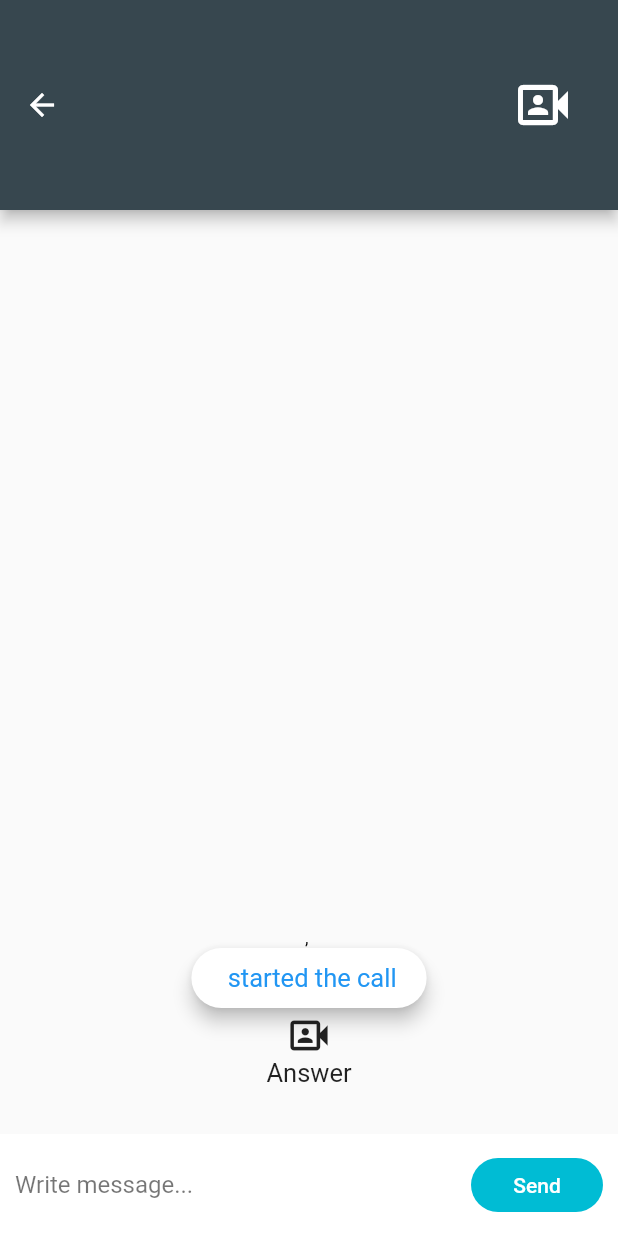
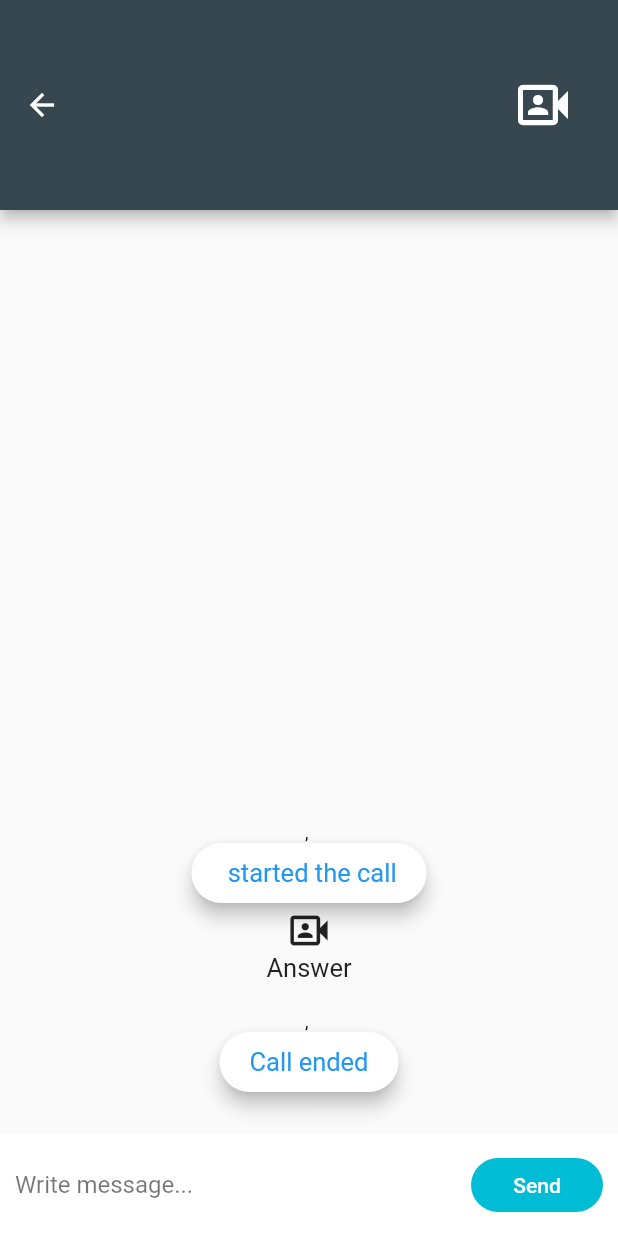
Before and after one commit to ProjectEureka/project-eureka-flutter, a Flutter app: the ChatScreen screen opened directly with empty values, after a tap on the "photo camera front" icon, after a tap on "Answer", on a phone screen of 412 x 824 dp. Run offline on Flutter 3.47's test engine with Material 2 defaults, Android fonts, the phone set to English and light mode, and no system bars; our stand-ins replace cloud_firestore, date_time_picker, firebase_auth, firebase_core, firebase_storage, flutter_dotenv and 10 more; missing offline and left inert: agora_rtc_engine; accounts and stored records are empty; statements that could not run were skipped.

Commit message:
PE-82 | Added "Call ended" system message in chat

```diff
--- a/lib/screens/chat_screens/chat_screen.dart
+++ b/lib/screens/chat_screens/chat_screen.dart
@@ -112,6 +112,17 @@ class _ChatScreenState extends State<ChatScreen> {
         ),
       ),
     );
+    _firestore
+        .collection('messages')
+        .doc(groupChatId)
+        .collection(groupChatId)
+        .add({
+      'text': "Call ended",
+      'sender': "system",
+      'timestamp': DateTime.now(),
+      'idFrom': userId,
+      'idTo': widget.fromId,
+    });
   }
 
   Future<void> _handleCameraAndMic(Permission permission) async {
```
